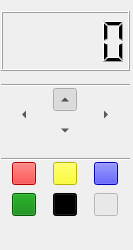
Old version of the form track-editor/src/gui/track_tools.ui in the repository mdinacci/rtw.
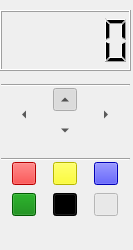
New version of the form. Custom widgets are drawn as their Qt base class.

```diff
--- a/track-editor/src/gui/track_tools.ui
+++ b/track-editor/src/gui/track_tools.ui
@@ -19,16 +19,6 @@
    <string>Tools</string>
   </property>
   <widget class="QWidget" name="dockWidgetContents" >
-   <widget class="QLCDNumber" name="tilesNumber" >
-    <property name="geometry" >
-     <rect>
-      <x>1</x>
-      <y>11</y>
-      <width>129</width>
-      <height>60</height>
-     </rect>
-    </property>
-   </widget>
    <widget class="Line" name="line" >
     <property name="geometry" >
      <rect>
@@ -227,8 +217,25 @@
      </item>
     </layout>
    </widget>
+   <widget class="MVCLCDNumber" name="mvcLcdNumber" >
+    <property name="geometry" >
+     <rect>
+      <x>0</x>
+      <y>10</y>
+      <width>131</width>
+      <height>61</height>
+     </rect>
+    </property>
+   </widget>
   </widget>
  </widget>
+ <customwidgets>
+  <customwidget>
+   <class>MVCLCDNumber</class>
+   <extends>QLCDNumber</extends>
+   <header>mvclcdnumber</header>
+  </customwidget>
+ </customwidgets>
  <resources/>
  <connections/>
 </ui>
```
Left out of the diff: 12 changed lines with no effect on the pictures.
